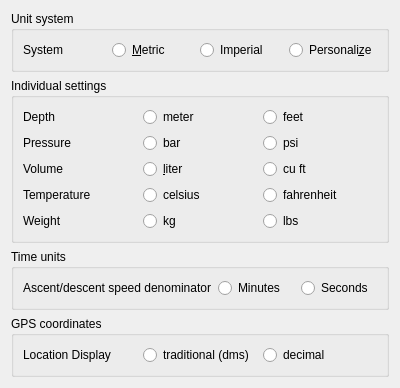
Above: desktop-widgets/preferences/preferences_units.ui from subsurface/subsurface before the change. Below: the same form after it.
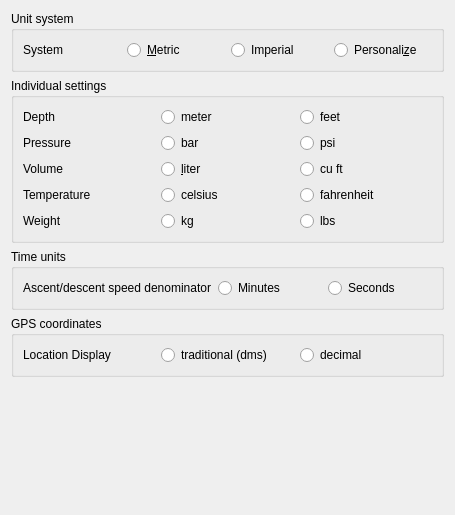
That is the form after the change.

What changed in the file:
```diff
--- a/desktop-widgets/preferences/preferences_units.ui
+++ b/desktop-widgets/preferences/preferences_units.ui
@@ -6,8 +6,8 @@
    <rect>
     <x>0</x>
     <y>0</y>
-    <width>400</width>
-    <height>374</height>
+    <width>455</width>
+    <height>515</height>
    </rect>
   </property>
   <property name="windowTitle">
```
Left out of the diff: 216 changed lines with no effect on the pictures.
